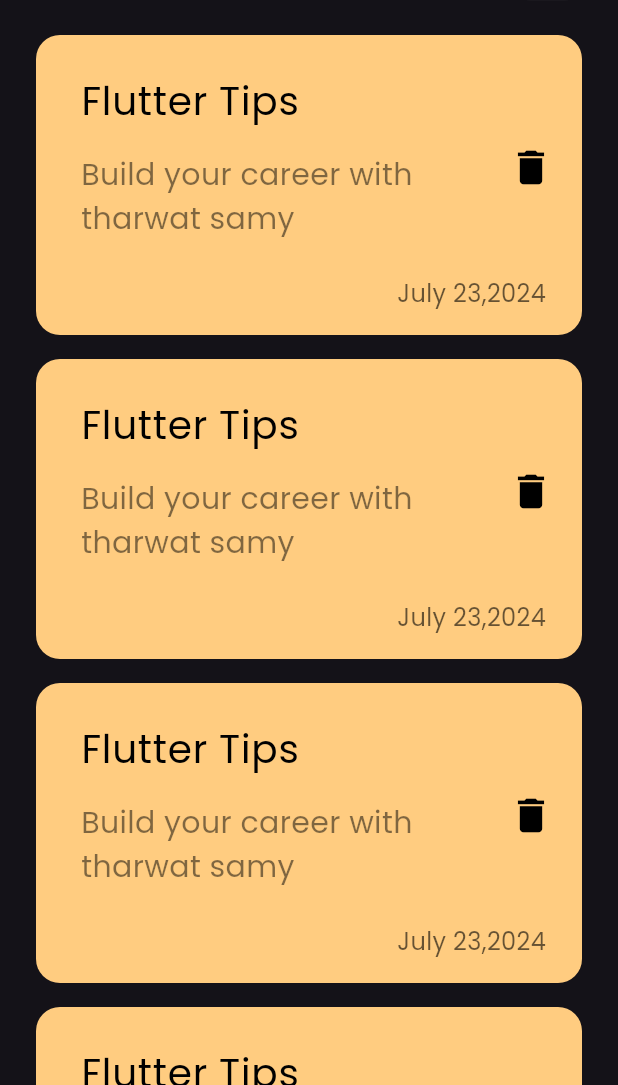
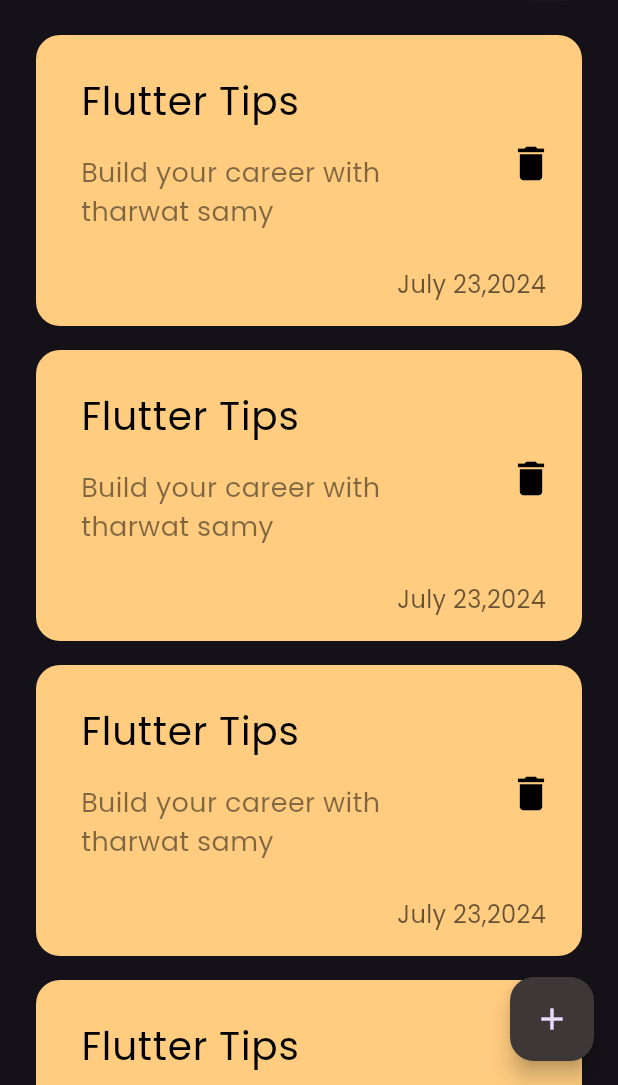
Before and after one commit to kareemsalah720/notes_app, a Flutter app: the screen it shows after launch, on a phone screen of 412 x 824 dp, the part 151-1236 px from its top. Run offline on Flutter 3.47's test engine with Material 3 defaults, Android fonts, the phone set to English and light mode, and no system bars.

Commit message:
create floatingActionButton

```diff
--- a/lib/views/notes_views.dart
+++ b/lib/views/notes_views.dart
@@ -5,8 +5,14 @@ class NotesViews extends StatelessWidget {
 
   @override
   Widget build(BuildContext context) {
-    return const Scaffold(
-      body: CustomBody(),
+    return  Scaffold(
+      floatingActionButton: FloatingActionButton(
+        backgroundColor:const Color.fromARGB(255, 61, 55, 55),
+        onPressed: (){},
+        child:const Icon(Icons.add) ,
+
+      ),
+      body:const CustomBody(),
     );
   }
 }
--- a/lib/widgets/custom_note_item.dart
+++ b/lib/widgets/custom_note_item.dart
@@ -25,7 +25,7 @@ class NoteItem extends StatelessWidget {
               child: Text(
                 'Build your career with tharwat samy ',
                 style: TextStyle(
-                    color: Colors.black.withOpacity(.5), fontSize: 20),
+                    color: Colors.black.withOpacity(.5), fontSize: 18),
               ),
             ),
             trailing: IconButton(
```
